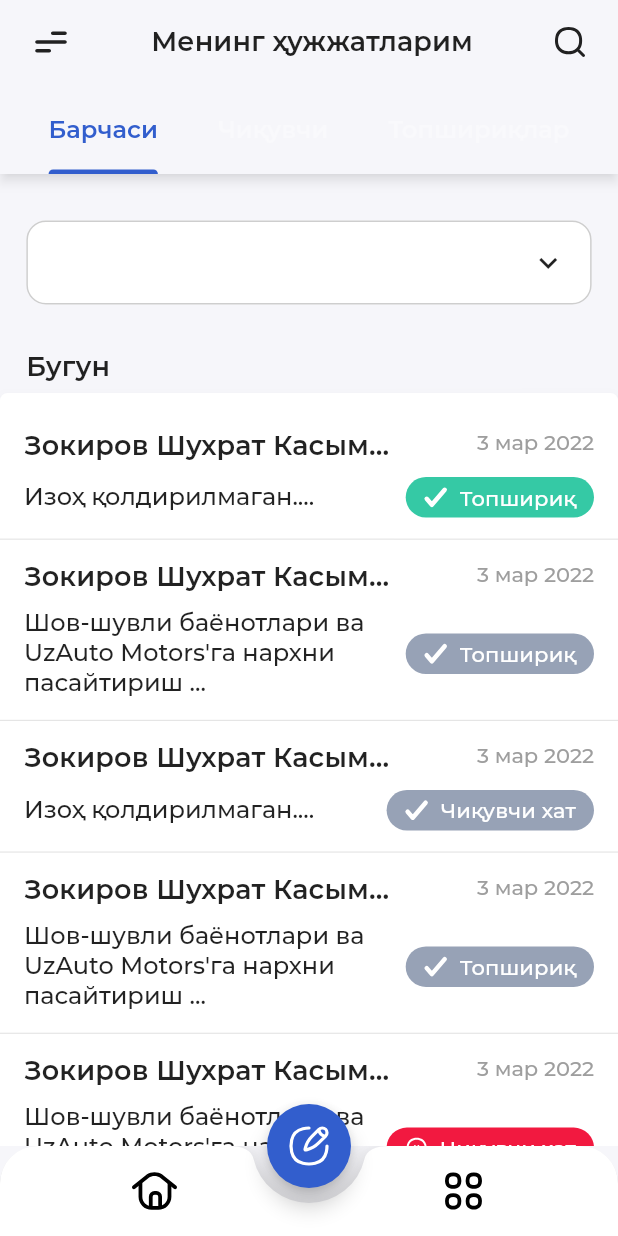
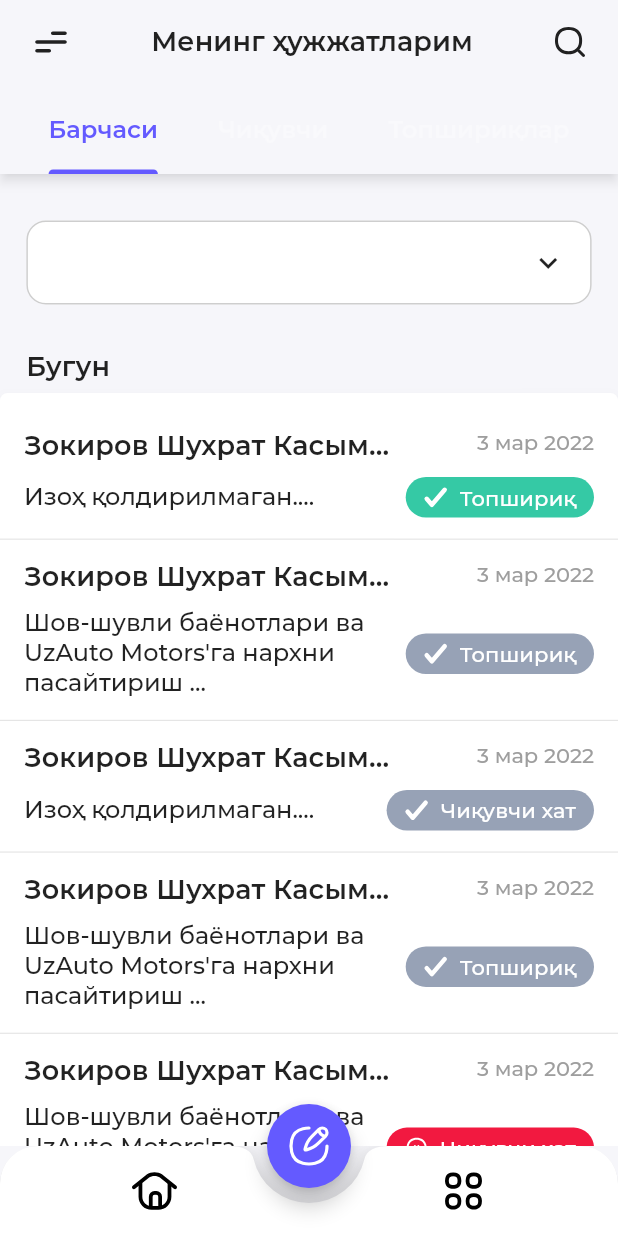
Before and after one commit to jafar260698/MVVM-stacked, a Flutter app: the screen it shows after launch, on a phone screen of 412 x 824 dp. Run offline on Flutter 3.47's test engine with Material 2 defaults, Android fonts, the phone set to English and light mode, and no system bars; our stand-ins replace auto_route, connectivity, flutter_svg, get_it, injectable, modal_bottom_sheet and 4 more; generated files the repository leaves out were written again.

Commit message:
- changes on theme

```diff
--- a/lib/main.dart
+++ b/lib/main.dart
@@ -91,7 +91,7 @@ class CustomThemeProvider extends StatelessWidget {
       defaultThemeId: 'light',
       themes: <AppTheme>[
         AppTheme(id: 'light', data: MyThemes.lightTheme, description: 'light'),
-        AppTheme(id: 'dark', data: MyThemes.darkTheme, description: 'dark'),
+        AppTheme(id: 'dark', data: MyThemes.lightTheme, description: 'dark'),
       ],
       saveThemesOnChange: true,
       loadThemeOnInit: false,
@@ -102,7 +102,7 @@ class CustomThemeProvider extends StatelessWidget {
         } else {
           Brightness platformBrightness = SchedulerBinding.instance!.window.platformBrightness;
           if (platformBrightness == Brightness.dark) {
-            controller.setTheme('dark');
+            controller.setTheme('light');
           } else {
             controller.setTheme('light');
           }
--- a/lib/views/theme/app_color.dart
+++ b/lib/views/theme/app_color.dart
@@ -7,7 +7,7 @@ class AppColor {
   static final Color greyDisabled = Color(0xffEFEFEF);
   static final Color darkBackgroundDrawer = Color(0xff253442);
   static final Color lightBlueBackground = Color(0xffF6F6FA);
-  static const Color primaryColor = const Color.fromRGBO(100, 90, 255, 1);
+  static const Color primaryColor = Color.fromRGBO(100, 90, 255, 1);
   static final Color colorSuccess = Color(0xff00BA88);
   static const Color splashBackground = Color.fromRGBO(32, 41, 58, 1);
   static const Color drawerBackground = Color.fromRGBO(24, 32, 47, 1);
--- a/lib/views/theme/my_themes.dart
+++ b/lib/views/theme/my_themes.dart
@@ -1,21 +1,22 @@
 import 'package:flutter/cupertino.dart';
 import 'package:flutter/material.dart';
+import 'package:mock_app/views/theme/app_color.dart';
 
 enum MyThemeKeys { LIGHT, DARK }
 
 const MaterialColor primary = MaterialColor(
   0xff325ECD,
   <int, Color>{
-    50:   Color(0xff325ECD),
-    100:  Color(0xff325ECD),
-    200:  Color(0xff325ECD),
-    300:  Color(0xff325ECD),
-    400:  Color(0xff325ECD),
-    500:  Color(0xff325ECD),
-    600:  Color(0xff325ECD),
-    700:  Color(0xff325ECD),
-    800:  Color(0xff325ECD),
-    900:  Color(0xff325ECD),
+    50:   Color.fromRGBO(100, 90, 255, 1),
+    100:  Color.fromRGBO(100, 90, 255, 1),
+    200:  Color.fromRGBO(100, 90, 255, 1),
+    300:  Color.fromRGBO(100, 90, 255, 1),
+    400:  Color.fromRGBO(100, 90, 255, 1),
+    500:  Color.fromRGBO(100, 90, 255, 1),
+    600:  Color.fromRGBO(100, 90, 255, 1),
+    700:  Color.fromRGBO(100, 90, 255, 1),
+    800:  Color.fromRGBO(100, 90, 255, 1),
+    900:  Color.fromRGBO(100, 90, 255, 1),
   },
 );
 
@@ -24,19 +25,17 @@ class MyThemes {
     fontFamily: 'Montserrat',
     primarySwatch: primary,
     brightness: Brightness.light,
-    primaryColorBrightness: Brightness.light,
     appBarTheme: const AppBarTheme(
       color: Color(0xffF6F6FA),
     ),
-    primaryColor: Color(0xff325ECD),
-    accentColor: const Color(0xff325ECD),
+    primaryColor: AppColor.primaryColor,
     backgroundColor: Color(0xffF6F6FA),
     scaffoldBackgroundColor: Color(0xffF6F6FA),
     cardColor: Color(0xffFFFFFF),
-    focusColor: Color(0xff325ECD),
-    bottomAppBarColor: Color(0xff325ECD),
+    focusColor: AppColor.primaryColor,
+    bottomAppBarColor: AppColor.primaryColor,
     cupertinoOverrideTheme: const CupertinoThemeData(
-      primaryColor: Color(0xff325ECD),
+      primaryColor: AppColor.primaryColor,
       textTheme: CupertinoTextThemeData(
         dateTimePickerTextStyle: TextStyle(
           color: Colors.black,
@@ -44,10 +43,6 @@ class MyThemes {
         ),
       ),
     ),
-    accentIconTheme: const IconThemeData(
-      color: Color(0xff282F38),
-    ),
-    cursorColor: Color(0xff2E2F40),
   );
 
   static final ThemeData darkTheme = ThemeData(
@@ -61,7 +56,6 @@ class MyThemes {
     primaryColor: Color(0xff325ECD),
     backgroundColor: Color(0xff17222C),
     scaffoldBackgroundColor: Color(0xff17222C),
-    accentColor: Color(0xff325ECD),
     cardColor: Color(0xff253442),
     bottomSheetTheme: const BottomSheetThemeData(
       modalBackgroundColor: Color(0xff17222C),
@@ -76,8 +70,5 @@ class MyThemes {
         ),
       ),
     ),
-    accentIconTheme: const IconThemeData(
-      color: Color(0xffEFEFEF),
-    ),
   );
 }
```
